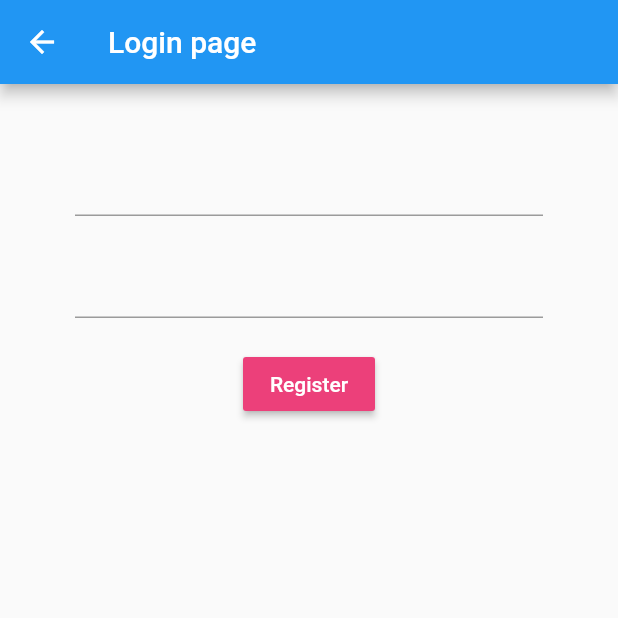
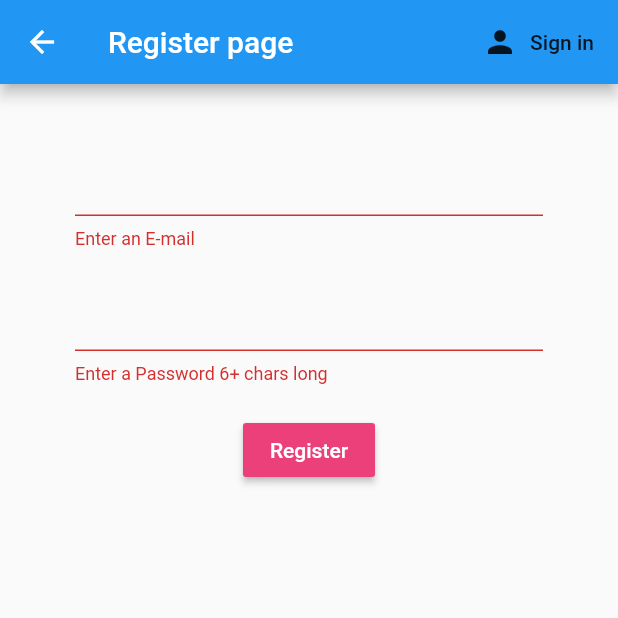
Before and after one commit to mu-suke/flutter_fire_with_provider, a Flutter app: the RegisterPage screen opened directly, after a tap on "Register", on a phone screen of 412 x 824 dp, the top half of it. Run offline on Flutter 3.47's test engine with Material 2 defaults, Android fonts, the phone set to English and light mode, and no system bars; our stand-ins replace firebase_auth, firebase_core; accounts and stored records are empty.

Commit message:
Implement register logic

```diff
--- a/lib/views/register_page.dart
+++ b/lib/views/register_page.dart
@@ -1,31 +1,42 @@
 import 'package:flutter/material.dart';
 import 'package:flutter_firebase_provider/services/user_service.dart';
 
+class RegisterPage extends StatefulWidget {
+  final Function toggleView;
+  RegisterPage({this.toggleView});
 
-class RegisterPage extends StatefulWidget {
   @override
   _RegisterPageState createState() => _RegisterPageState();
 }
 
 class _RegisterPageState extends State<RegisterPage> {
   final UserService _auth = UserService();
+  final _formKey = GlobalKey<FormState>();
 
   String email = '';
   String password = '';
+  String error = '';
 
   @override
   Widget build(BuildContext context) {
     return Scaffold(
-      appBar: AppBar(
-        title: const Text('Login page'),
-      ),
+      appBar: AppBar(title: const Text('Register page'), actions: <Widget>[
+        FlatButton.icon(
+            onPressed: () {
+              widget.toggleView();
+            },
+            icon: const Icon(Icons.person),
+            label: const Text('Sign in'))
+      ]),
       body: Container(
         padding: EdgeInsets.symmetric(vertical: 20.0, horizontal: 50.0),
         child: Form(
+            key: _formKey,
             child: Column(
               children: <Widget>[
                 SizedBox(height: 20.0),
                 TextFormField(
+                  validator: (val) => val.isEmpty ? 'Enter an E-mail' : null,
                   onChanged: (val) {
                     setState(() {
                       email = val;
@@ -35,6 +46,8 @@ class _RegisterPageState extends State<RegisterPage> {
                 SizedBox(height: 20.0),
                 TextFormField(
                   obscureText: true,
+                  validator: (val) =>
+                      val.length < 6 ? 'Enter a Password 6+ chars long' : null,
                   onChanged: (val) {
                     setState(() {
                       password = val;
@@ -49,13 +62,26 @@ class _RegisterPageState extends State<RegisterPage> {
                     style: TextStyle(color: Colors.white),
                   ),
                   onPressed: () async {
-                    print(email);
-                    print(password);
+                    if (_formKey.currentState.validate()) {
+                      print(email);
+                      print(password);
+                      dynamic result = await _auth.registerWithEmailAndPassword(
+                          email, password);
+                      if (result == null) {
+                        setState(() {
+                          error = 'please supply a valid email';
+                        });
+                      }
+                    }
                   },
+                ),
+                SizedBox(height: 12.0),
+                Text(
+                  error ?? '',
+                  style: TextStyle(color: Colors.red, fontSize: 14.0),
                 )
               ],
-            )
-        ),
+            )),
       ),
     );
   }
```
